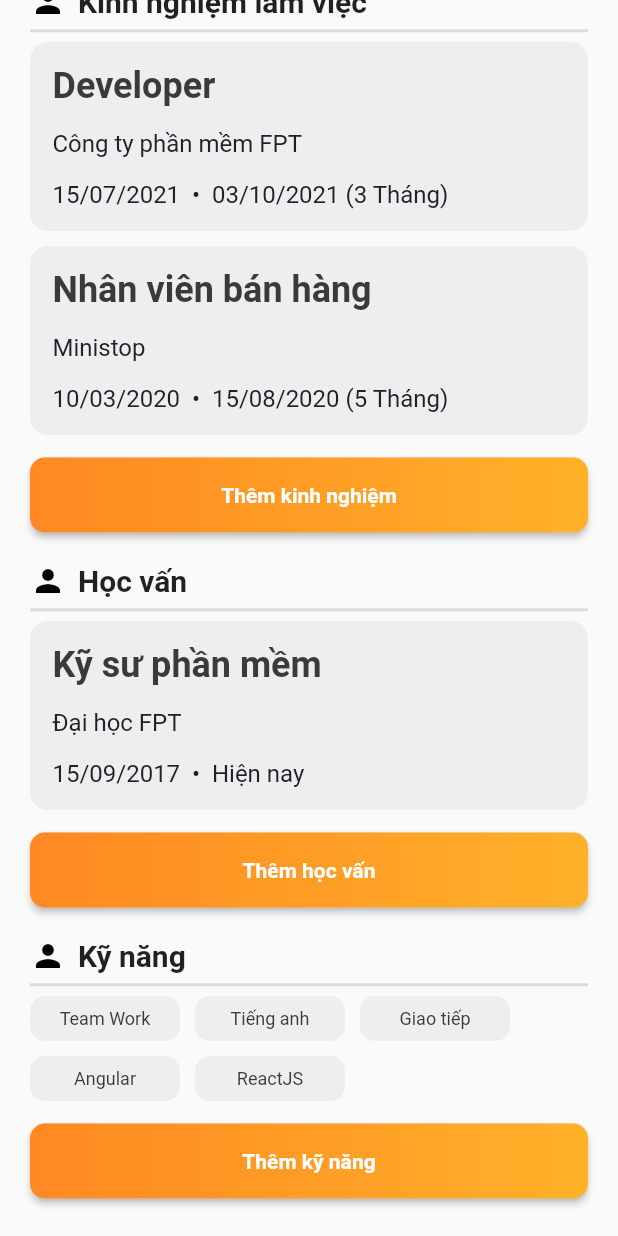
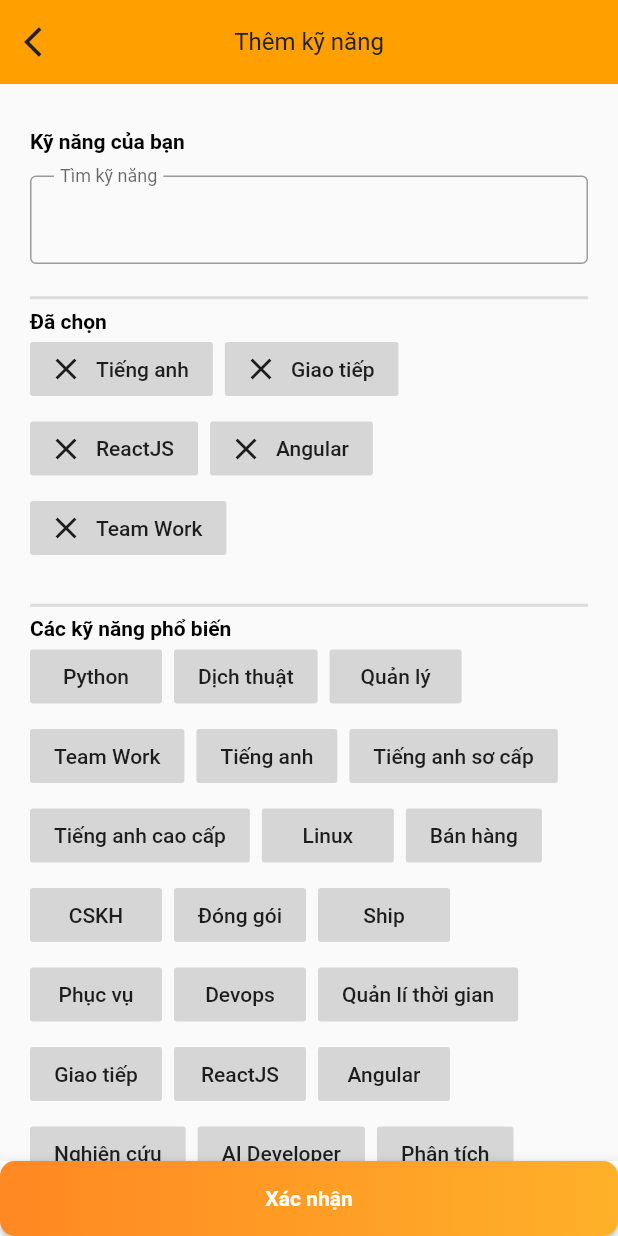
Before and after one commit to HieuTCM/JobFinder, a Flutter app: what editProfileMenu() shows on an empty page, opened directly, scrolled down 1247 dp, after a tap on "Thêm kỹ năng", on a phone screen of 412 x 824 dp. Run offline on Flutter 3.47's test engine with Material 2 defaults, Android fonts, the phone set to English and light mode, and no system bars; our stand-ins replace flutter_svg, google_fonts, image_picker; Roboto replaces fonts that are missing (Questrial).

Commit message:
themAddSkill

```diff
--- a/flutter_application_2/lib/Screens/profile/editProfileMenu.dart
+++ b/flutter_application_2/lib/Screens/profile/editProfileMenu.dart
@@ -15,6 +15,7 @@ import 'package:job/Screens/profile/edu.dart';
 import 'package:job/Screens/profile/exp.dart';
 import 'package:job/Screens/profile/skillMenu.dart';
 import 'package:job/Screens/profile/skillMenu2.dart';
+import 'package:job/Screens/skill/skillMainScreen.dart';
 import 'package:job/constants.dart';
 import 'package:job/views/markPage.dart';
 import 'package:job/views/qrCode.dart';
@@ -491,7 +492,10 @@ class editProfileMenu extends StatelessWidget {
             height: 15,
           ),
           RaisedButton(
-            onPressed: () {},
+            onPressed: () {
+              Navigator.push(context,
+                  MaterialPageRoute(builder: (context) => skillMainScreen()));
+            },
             shape: RoundedRectangleBorder(
                 borderRadius: BorderRadius.circular(10.0)),
             textColor: Colors.white,
--- /dev/null
+++ b/flutter_application_2/lib/Screens/skill/skillBody.dart
@@ -0,0 +1,141 @@
+import 'package:flutter/cupertino.dart';
+import 'package:flutter/material.dart';
+import 'package:job/Screens/skill/skillMenu.dart';
+import 'package:job/constants.dart';
+import 'package:job/models/skill.dart';
+
+List skillList = [
+  "Python",
+  "Dịch thuật",
+  "Quản lý",
+  "Team Work",
+  "Tiếng anh",
+  "Tiếng anh sơ cấp",
+  "Tiếng anh cao cấp",
+  "Linux",
+  "Bán hàng",
+  "CSKH",
+  "Đóng gói",
+  "Ship",
+  "Phục vụ",
+  "Devops",
+  "Quản lí thời gian",
+  "Giao tiếp",
+  "ReactJS",
+  "Angular",
+  "Nghiên cứu",
+  "AI Developer",
+  "Phân tích",
+  "Lái xe oto B2",
+  "Thiết kế",
+  "Tin học văn phòng",
+];
+
+class skillBody extends StatefulWidget {
+  const skillBody({
+    Key? key,
+  }) : super(key: key);
+
+  @override
+  State<skillBody> createState() => _skillBodyState();
+}
+
+class _skillBodyState extends State<skillBody> {
+  List<int> pos = posList;
+  Widget build(BuildContext context) {
+    return SingleChildScrollView(
+      physics: BouncingScrollPhysics(),
+      child: Container(
+        padding: EdgeInsets.all(20),
+        margin: EdgeInsets.only(top: 10, bottom: 10),
+        child: Column(
+          mainAxisAlignment: MainAxisAlignment.start,
+          children: [
+            Row(children: [
+              Text("Kỹ năng của bạn",
+                  style: kSubtitleStyle.copyWith(
+                      color: Colors.black, fontWeight: FontWeight.bold)),
+            ]),
+            SizedBox(
+              height: 15,
+            ),
+            TextField(
+              enabled: true,
+              textAlign: TextAlign.left,
+              decoration: InputDecoration(
+                contentPadding: EdgeInsets.only(bottom: 20, top: 20, left: 20),
+                border: OutlineInputBorder(),
+                labelText: "Tìm kỹ năng",
+                floatingLabelBehavior: FloatingLabelBehavior.always,
+              ),
+            ),
+            SizedBox(
+              height: 15,
+            ),
+            Divider(
+              height: 15,
+              thickness: 2,
+            ),
+            Row(children: [
+              Text("Đã chọn",
+                  style: kSubtitleStyle.copyWith(
+                      color: Colors.black, fontWeight: FontWeight.bold)),
+            ]),
+            Container(
+              width: 500,
+              child: Wrap(
+                alignment: WrapAlignment.start,
+                children: buildSelectedSkillItem(),
+                // crossAxisAlignment: WrapCrossAlignment.start,
+              ),
+            ),
+            SizedBox(
+              height: 15,
+            ),
+            Divider(
+              height: 15,
+              thickness: 2,
+            ),
+            Row(children: [
+              Text("Các kỹ năng phổ biến",
+                  style: kSubtitleStyle.copyWith(
+                      color: Colors.black, fontWeight: FontWeight.bold)),
+            ]),
+            Container(
+              width: 500,
+              child: Wrap(
+                alignment: WrapAlignment.start,
+                children: buildSkillItem(),
+                // crossAxisAlignment: WrapCrossAlignment.start,
+              ),
+            ),
+          ],
+        ),
+      ),
+    );
+  }
+
+  List<Widget> buildSkillItem() {
+    List<Widget> list = [];
+    for (var i = 0; i < skillList.length; i++) {
+      list.add(SkillMenu(
+        skillitem: skillList[i],
+        skillPos: i,
+        isAdd: true,
+      ));
+    }
+    return list;
+  }
+
+  List<Widget> buildSelectedSkillItem() {
+    List<Widget> list = [];
+    for (var i = 0; i < pos.length; i++) {
+      list.add(SkillMenu(
+        skillitem: skillList[pos[i]],
+        skillPos: i,
+        isAdd: false,
+      ));
+    }
+    return list;
+  }
+}
--- /dev/null
+++ b/flutter_application_2/lib/Screens/skill/skillMainScreen.dart
@@ -0,0 +1,56 @@
+// ignore_for_file: deprecated_member_use
+
+import 'package:flutter/material.dart';
+import 'package:job/Screens/exp/expBody.dart';
+import 'package:job/Screens/skill/skillBody.dart';
+import 'package:job/constants.dart';
+
+class skillMainScreen extends StatelessWidget {
+  @override
+  Widget build(BuildContext context) {
+    return Scaffold(
+      appBar: AppBar(
+        backgroundColor: Color.fromARGB(255, 255, 160, 0),
+        elevation: 0,
+        leading: IconButton(
+          icon: Icon(
+            Icons.arrow_back_ios,
+            color: kBlack,
+          ),
+          onPressed: () => Navigator.pop(context),
+        ),
+        title: Text(
+          "Thêm kỹ năng",
+          style: kTitleStyle,
+        ),
+        centerTitle: true,
+      ),
+      body: skillBody(),
+      bottomNavigationBar: BottomAppBar(
+        child: RaisedButton(
+          onPressed: () => Navigator.pop(context),
+          shape:
+              RoundedRectangleBorder(borderRadius: BorderRadius.circular(10.0)),
+          textColor: Colors.white,
+          padding: const EdgeInsets.all(0),
+          child: Container(
+            alignment: Alignment.center,
+            height: 50.0,
+            decoration: new BoxDecoration(
+                borderRadius: BorderRadius.circular(10.0),
+                gradient: new LinearGradient(colors: [
+                  Color.fromARGB(255, 255, 136, 34),
+                  Color.fromARGB(255, 255, 177, 41)
+                ])),
+            padding: const EdgeInsets.all(0),
+            child: Text(
+              "Xác nhận",
+              textAlign: TextAlign.center,
+              style: TextStyle(fontWeight: FontWeight.bold),
+            ),
+          ),
+        ),
+      ),
+    );
+  }
+}
--- /dev/null
+++ b/flutter_application_2/lib/Screens/skill/skillMenu.dart
@@ -0,0 +1,70 @@
+// ignore_for_file: deprecated_member_use
+
+import 'package:flutter/cupertino.dart';
+import 'package:flutter/material.dart';
+import 'package:job/Screens/skill/skillBody.dart';
+import 'package:job/models/skill.dart';
+
+class SkillMenu extends StatefulWidget {
+  final String skillitem;
+  final int skillPos;
+  final bool isAdd;
+
+  const SkillMenu(
+      {Key? key,
+      required this.skillitem,
+      required this.skillPos,
+      required this.isAdd})
+      : super(key: key);
+
+  @override
+  State<SkillMenu> createState() => _SkillMenuState();
+}
+
+class _SkillMenuState extends State<SkillMenu> {
+  List<int> pos = posList;
+
+  @override
+  Widget build(BuildContext context) {
+    return Container(
+      child: Padding(
+          padding: const EdgeInsets.only(right: 8, bottom: 5),
+          child: widget.isAdd
+              ? FlatButton(
+                  onPressed: () {
+                    widget.isAdd
+                        ? setState(() {
+                            bool test = true;
+                            if (pos.length == 0) {
+                              pos.add(widget.skillPos);
+                            } else {
+                              for (var i = 0; i < pos.length; i++) {
+                                if (pos[i] == widget.skillPos) {
+                                  test = false;
+                                  break;
+                                }
+                              }
+                              test ? pos.add(widget.skillPos) : null;
+                            }
+                          })
+                        : null;
+                  },
+                  child: Text(widget.skillitem),
+                  color: Colors.grey[350],
+                )
+              : FlatButton.icon(
+                  icon: Icon(Icons.close),
+                  onPressed: () {
+                    print(widget.isAdd);
+                    widget.isAdd
+                        ? null
+                        : setState(() {
+                            pos.removeAt(widget.skillPos);
+                          });
+                  },
+                  label: Text(widget.skillitem),
+                  color: Colors.grey[350],
+                )),
+    );
+  }
+}
--- /dev/null
+++ b/flutter_application_2/lib/models/skill.dart
@@ -0,0 +1,6 @@
+class SkillItemPosition {
+  int pos;
+  SkillItemPosition(this.pos);
+}
+
+List<int> posList = [4, 15, 16, 17, 3];
```
